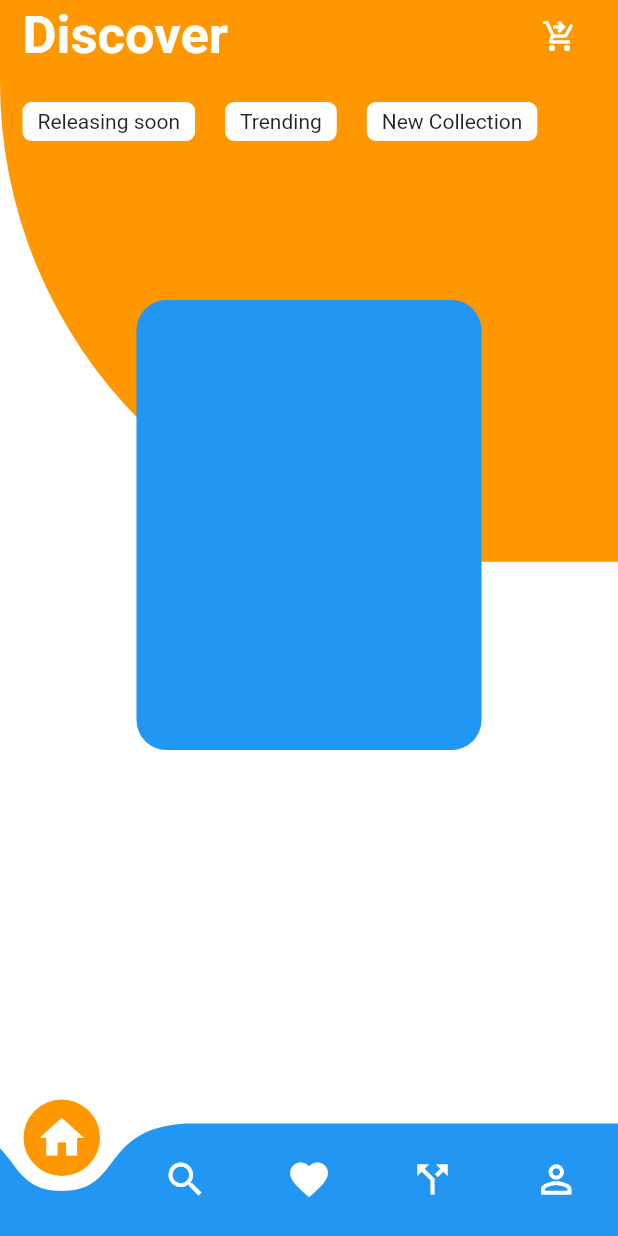
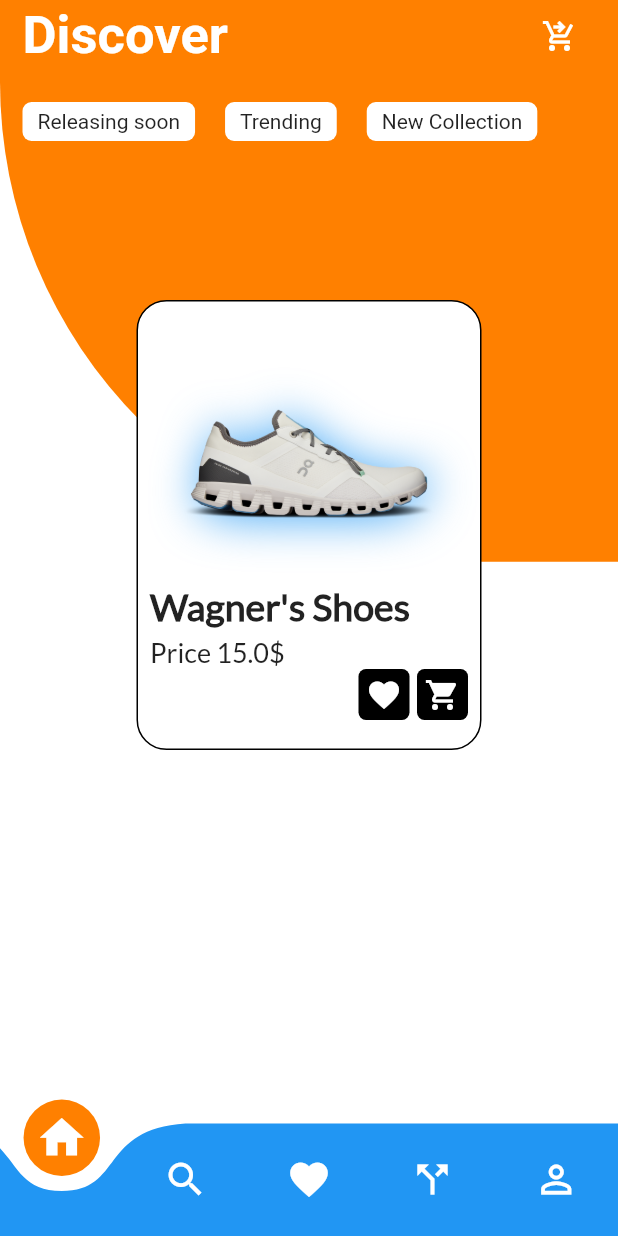
Before and after one commit to luonverak/Flutter-12-1-Demo, a Flutter app: the screen it shows after launch, on a phone screen of 412 x 824 dp. Run offline on Flutter 3.47's test engine with Material 2 defaults, Android fonts, the phone set to English and light mode, and no system bars; drawn by our look-alikes of carousel_slider, curved_navigation_bar, simple_shadow.

Commit message:
code commit

```diff
--- a/lib/main.dart
+++ b/lib/main.dart
@@ -1,5 +1,4 @@
 import 'package:flutter/material.dart';
-
 import 'view/home_screen.dart';
 
 void main() {
--- a/lib/view/home_screen.dart
+++ b/lib/view/home_screen.dart
@@ -3,6 +3,9 @@ import 'package:curved_navigation_bar/curved_navigation_bar.dart';
 import 'package:demo3/model/category.dart';
 import 'package:demo3/widget/category.dart';
 import 'package:flutter/material.dart';
+import 'package:simple_shadow/simple_shadow.dart';
+
+import '../widget/color_makeup.dart';
 
 class HomeScreen extends StatelessWidget {
   const HomeScreen({super.key});
@@ -20,7 +23,7 @@ class HomeScreen extends StatelessWidget {
                 width: double.infinity,
                 height: MediaQuery.sizeOf(context).height / 2.2,
                 decoration: const BoxDecoration(
-                  color: Colors.orange,
+                  color: makeup,
                   borderRadius: BorderRadius.only(
                     bottomLeft: Radius.circular(320),
                   ),
@@ -76,8 +79,85 @@ class HomeScreen extends StatelessWidget {
                       Container(
                         width: 230,
                         decoration: BoxDecoration(
-                          color: Colors.blue,
+                          color: Colors.white,
                           borderRadius: BorderRadius.circular(20),
+                          border: Border.all(width: 1),
+                        ),
+                        child: SingleChildScrollView(
+                          child: Padding(
+                            padding: const EdgeInsets.all(8.0),
+                            child: Column(
+                              crossAxisAlignment: CrossAxisAlignment.start,
+                              children: [
+                                SizedBox(
+                                  width: double.infinity,
+                                  height: 180,
+                                  child: Center(
+                                    child: SimpleShadow(
+                                      opacity: 0.8,
+                                      color: Colors.blue,
+                                      sigma: 15,
+                                      child: Image.asset(
+                                        'asset/images/shoe2.webp',
+                                      ),
+                                    ),
+                                  ),
+                                ),
+                                const Text(
+                                  'Wagner\'s Shoes',
+                                  style: TextStyle(
+                                    fontSize: 25,
+                                    fontWeight: FontWeight.bold,
+                                    fontFamily: 'Lato',
+                                  ),
+                                ),
+                                const SizedBox(
+                                  height: 5,
+                                ),
+                                const Text(
+                                  'Price 15.0\$',
+                                  style: TextStyle(
+                                    fontSize: 18,
+                                    fontFamily: 'Lato',
+                                  ),
+                                ),
+                                Row(
+                                  mainAxisAlignment: MainAxisAlignment.end,
+                                  children: [
+                                    Container(
+                                      decoration: BoxDecoration(
+                                        borderRadius: BorderRadius.circular(5),
+                                        color: Colors.black,
+                                      ),
+                                      child: const Padding(
+                                        padding: EdgeInsets.all(5.0),
+                                        child: Icon(
+                                          Icons.favorite,
+                                          color: Colors.white,
+                                        ),
+                                      ),
+                                    ),
+                                    const SizedBox(
+                                      width: 5,
+                                    ),
+                                    Container(
+                                      decoration: BoxDecoration(
+                                        borderRadius: BorderRadius.circular(5),
+                                        color: Colors.black,
+                                      ),
+                                      child: const Padding(
+                                        padding: EdgeInsets.all(5.0),
+                                        child: Icon(
+                                          Icons.shopping_cart,
+                                          color: Colors.white,
+                                        ),
+                                      ),
+                                    )
+                                  ],
+                                )
+                              ],
+                            ),
+                          ),
                         ),
                       ),
                     ],
@@ -85,7 +165,7 @@ class HomeScreen extends StatelessWidget {
                       height: 300,
                       aspectRatio: 16 / 9,
                       viewportFraction: 0.8,
-                      initialPage: 0,
+                      initialPage: 3,
                       enableInfiniteScroll: true,
                       autoPlay: true,
                       autoPlayInterval: const Duration(seconds: 5),
@@ -131,7 +211,7 @@ class HomeScreen extends StatelessWidget {
           ),
         ],
         color: Colors.blue,
-        buttonBackgroundColor: Colors.orange,
+        buttonBackgroundColor: makeup,
         backgroundColor: Colors.white,
         animationCurve: Curves.easeInOut,
         animationDuration: const Duration(milliseconds: 600),
--- /dev/null
+++ b/lib/widget/color_makeup.dart
@@ -0,0 +1,3 @@
+import 'package:flutter/material.dart';
+
+const Color makeup = Color.fromARGB(255, 255, 128, 0);
```
Also changed, not shown: pubspec.yaml (+9 -7 lines), asset/images/3WD30121505-cloudstratus_3-fw23-wash_nimbus-w-g4.webp (added), asset/images/shoe2.webp (added), font/Lato-Regular.ttf (added), pubspec.lock.
